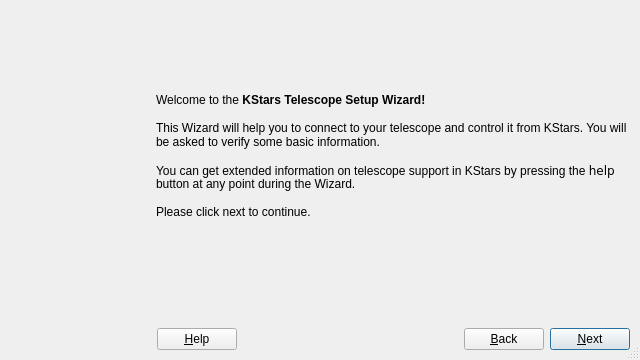
Old version of the form kstars/indi/telescopewizard.ui in the repository KDE/kstars.
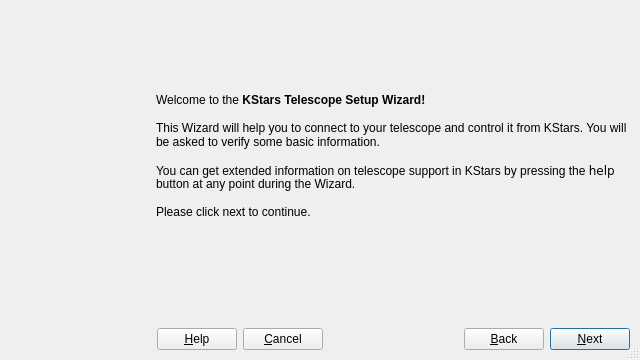
New version of the form. Custom widgets are drawn as their Qt base class.

Commit message: Adding a Cancel button to the Telescope Wizard dialog.

Patch:
```diff
--- a/kstars/indi/telescopewizard.ui
+++ b/kstars/indi/telescopewizard.ui
@@ -58,6 +58,16 @@
        </property>
       </widget>
      </item>
+     <item>
+      <widget class="QPushButton" name="cancelB" >
+       <property name="text" >
+        <string>&amp;Cancel</string>
+       </property>
+       <property name="autoDefault" >
+        <bool>false</bool>
+       </property>
+      </widget>
+     </item>
      <item>
       <spacer>
        <property name="orientation" >
```
The commit also changes 2 other files.
